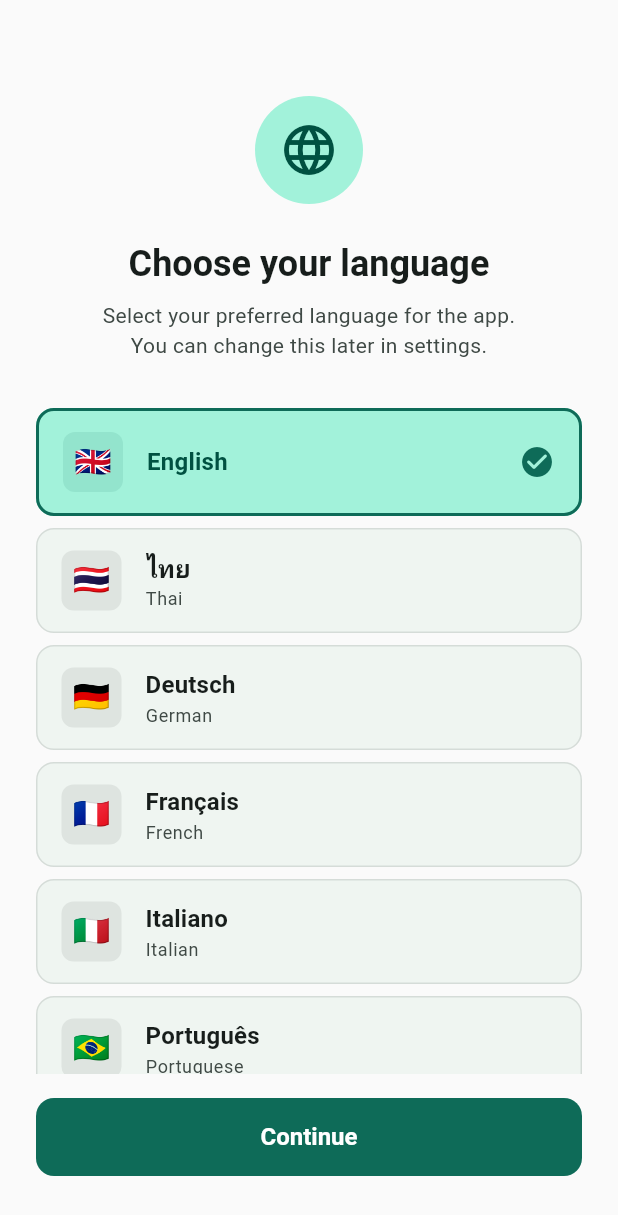
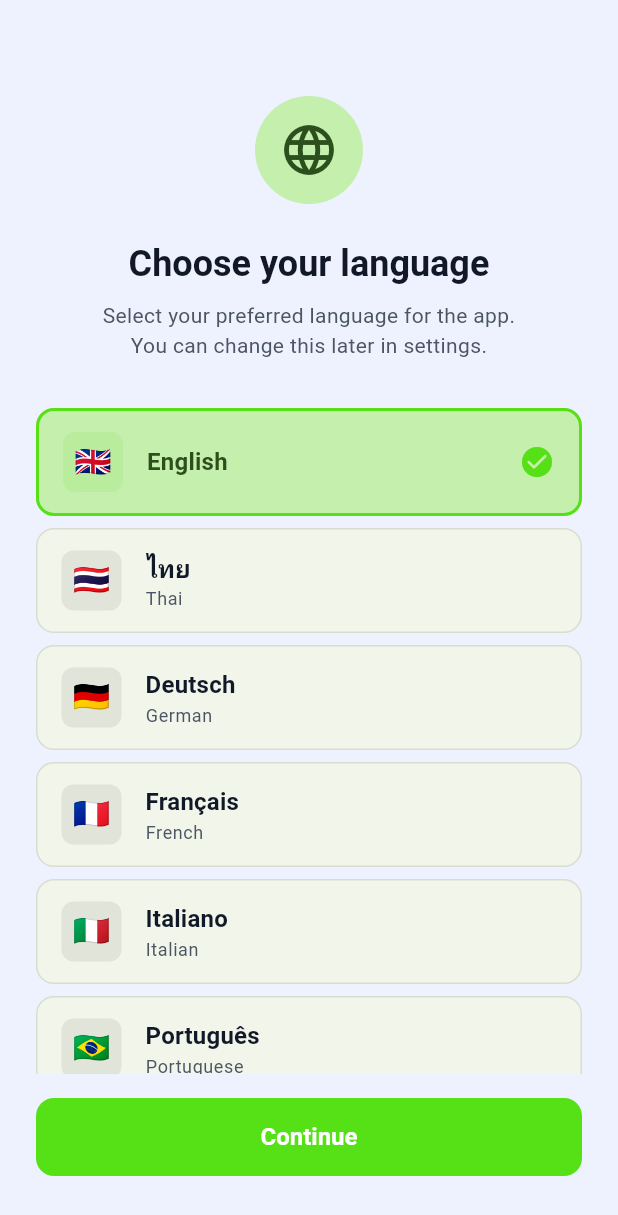
Before and after one commit to w99910/anchor, a Flutter app: the screen it shows after launch, on a phone screen of 412 x 824 dp. Shown: the top 1215 px of the screen. Run offline on Flutter 3.47's test engine with Material 3 defaults, Android fonts, the light colour scheme and no system bars; our stand-ins replace confetti, device_info_plus, dio, flutter_dotenv, flutter_secure_storage, local_auth and 3 more; missing offline and left inert: executorch_flutter, reown_appkit, web3dart; accounts and stored records are empty.

Commit message:
bug fixes and minor updates

```diff
--- a/lib/main.dart
+++ b/lib/main.dart
@@ -1,4 +1,5 @@
 import 'dart:convert';
+import 'package:flutter/foundation.dart';
 import 'package:flutter/material.dart';
 import 'package:flutter/services.dart';
 import 'package:flutter_dotenv/flutter_dotenv.dart';
@@ -36,8 +37,14 @@ void main() async {
     const SystemUiOverlayStyle(statusBarColor: Colors.transparent),
   );
 
-  // Load environment variables
-  await dotenv.load(fileName: ".env");
+  // Load environment variables (with fallback for release builds where .env may not exist)
+  try {
+    await dotenv.load(fileName: ".env");
+  } catch (e) {
+    // .env file not found or failed to load - this is expected in release builds
+    // if .env is in .gitignore. The app will use default/empty values.
+    debugPrint('Warning: Could not load .env file: $e');
+  }
 
   // Load saved theme
   await _loadTheme();
@@ -226,18 +233,34 @@ class _AnchorAppState extends State<AnchorApp> with WidgetsBindingObserver {
 
   static ThemeData _buildTheme(Brightness brightness) {
     final isDark = brightness == Brightness.dark;
+
+    // Primary: #56E016 (Bright Green), Secondary: #FFEB3B (Bright Yellow)
+    const primaryColor = Color(0xFF56E016);
+    const secondaryColor = Color(0xFFFFEB3B);
+
     final colorScheme = ColorScheme.fromSeed(
-      seedColor: const Color(0xFF6B9B8C),
+      seedColor: primaryColor,
+      primary: primaryColor,
+      secondary: secondaryColor,
       brightness: brightness,
+      // Font colors for light mode: gray-900 (headings), gray-700 (nav), gray-600 (body)
+      onSurface: isDark
+          ? const Color(0xFFE5E5E5)
+          : const Color(0xFF111827), // gray-900
+      onSurfaceVariant: isDark
+          ? const Color(0xFF9CA3AF)
+          : const Color(0xFF4B5563), // gray-600
     );
 
     return ThemeData(
       useMaterial3: true,
       brightness: brightness,
       colorScheme: colorScheme,
+      // Background gradient colors: indigo-50, purple-50, pink-50 (for light)
+      // Dark mode: gray-900 background
       scaffoldBackgroundColor: isDark
-          ? const Color(0xFF121212)
-          : const Color(0xFFFAFAFA),
+          ? const Color(0xFF111827) // gray-900 for dark mode
+          : const Color(0xFFEEF2FF), // indigo-50 base for light mode
       appBarTheme: AppBarTheme(
         elevation: 0,
         scrolledUnderElevation: 0,
@@ -253,11 +276,16 @@ class _AnchorAppState extends State<AnchorApp> with WidgetsBindingObserver {
       cardTheme: CardThemeData(
         elevation: 0,
         shape: RoundedRectangleBorder(borderRadius: BorderRadius.circular(16)),
-        color: isDark ? const Color(0xFF1E1E1E) : Colors.white,
+        // Features section: white main, gray-50 for cards
+        // Privacy section (dark): gray-900 background with gray-800 cards
+        color: isDark
+            ? const Color(0xFF1F2937)
+            : const Color(0xFFF9FAFB), // gray-800 dark, gray-50 light
       ),
       inputDecorationTheme: InputDecorationTheme(
         filled: true,
-        fillColor: isDark ? const Color(0xFF1E1E1E) : Colors.white,
+        // Privacy section dark mode uses gray-800 for inputs
+        fillColor: isDark ? const Color(0xFF1F2937) : Colors.white,
         border: OutlineInputBorder(
           borderRadius: BorderRadius.circular(12),
           borderSide: BorderSide.none,
@@ -301,7 +329,8 @@ class _AnchorAppState extends State<AnchorApp> with WidgetsBindingObserver {
       navigationBarTheme: NavigationBarThemeData(
         elevation: 0,
         height: 70,
-        backgroundColor: isDark ? const Color(0xFF1E1E1E) : Colors.white,
+        // Privacy section: gray-900 dark, white light
+        backgroundColor: isDark ? const Color(0xFF111827) : Colors.white,
         indicatorColor: colorScheme.primaryContainer,
         labelBehavior: NavigationDestinationLabelBehavior.alwaysShow,
         labelTextStyle: WidgetStateProperty.resolveWith((states) {
@@ -309,10 +338,16 @@ class _AnchorAppState extends State<AnchorApp> with WidgetsBindingObserver {
             return TextStyle(
               fontSize: 11,
               fontWeight: FontWeight.w600,
-              color: colorScheme.primary,
+              color: colorScheme.primary, // Primary green #56E016
             );
           }
-          return TextStyle(fontSize: 11, color: colorScheme.onSurfaceVariant);
+          // Navigation font color: gray-700 for light mode
+          return TextStyle(
+            fontSize: 11,
+            color: isDark
+                ? const Color(0xFF9CA3AF) // gray-400 for dark
+                : const Color(0xFF374151), // gray-700 for light
+          );
         }),
       ),
     );
```
Also changed, not shown: lib/pages/journaling/create_journal_page.dart (+62 -30 lines), lib/pages/rewards_page.dart (+47 -15 lines), 3 other files.
